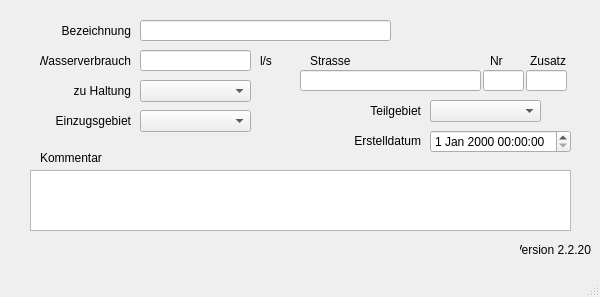
hoettges/QKan, file qkan/database/templates/einleit.ui: the form before one commit.
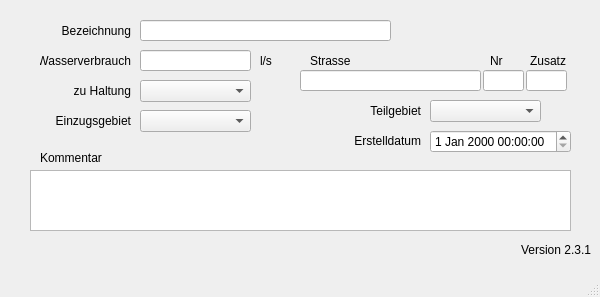
The form after the commit. Custom widgets are drawn as their Qt base class.

Patch:
```diff
--- a/qkan/database/templates/einleit.ui
+++ b/qkan/database/templates/einleit.ui
@@ -239,7 +239,7 @@
      <string>Version QKan Import</string>
     </property>
     <property name="text">
-     <string>Version 2.2.20</string>
+     <string>Version 2.3.1</string>
     </property>
     <property name="alignment">
      <set>Qt::AlignRight|Qt::AlignTrailing|Qt::AlignVCenter</set>
```
